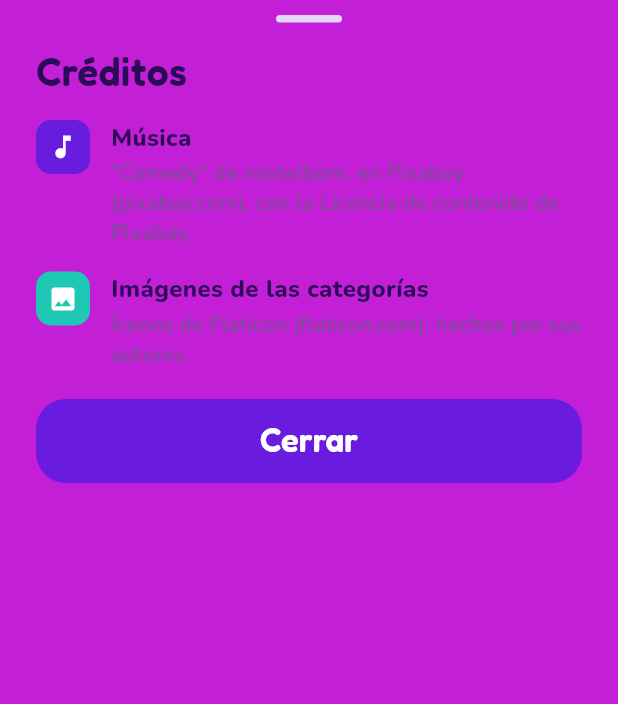
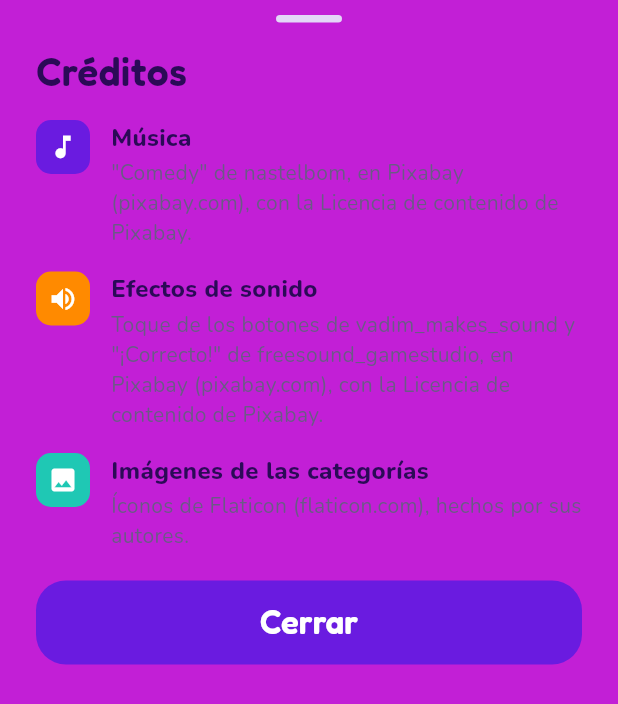
Before and after one commit to juancamilosal/charadeando_app, a Flutter app: the CreditsSheet widget shown alone on an empty page, opened directly, on a phone screen of 412 x 824 dp. Shown: the top 704 px of the screen. Run offline on Flutter 3.47's test engine with Material 3 defaults, Android fonts, the phone set to English and light mode, and no system bars; our stand-ins replace audioplayers, camera, flutter_riverpod, go_router, sensors_plus, share_plus and 2 more; missing offline and left inert: ffmpeg_kit_flutter_new_video, photo_manager.

Commit message:
Créditos de los efectos de sonido (Pixabay)
Co-Authored-By: Claude Opus 5.5 <noreply@anthropic.com>
Claude-Session: https://claude.ai/code/session_01XPBFeG2PZmszSkrWwceepV

```diff
--- a/lib/screens/settings_screen.dart
+++ b/lib/screens/settings_screen.dart
@@ -317,7 +317,7 @@ class _ControllerOption extends StatelessWidget {
   }
 }
 
-/// Muestra desde abajo los créditos de la música y de las imágenes.
+/// Muestra desde abajo los créditos de la música, los efectos y las imágenes.
 Future<void> showCredits(BuildContext context) => showModalBottomSheet<void>(
   context: context,
   useSafeArea: true,
@@ -329,7 +329,8 @@ Future<void> showCredits(BuildContext context) => showModalBottomSheet<void>(
   builder: (_) => const CreditsSheet(),
 );
 
-/// Créditos: de dónde salen la música y las imágenes de las categorías.
+/// Créditos: de dónde salen la música, los efectos de sonido y las
+/// imágenes de las categorías.
 class CreditsSheet extends StatelessWidget {
   const CreditsSheet({super.key});
 
@@ -340,6 +341,14 @@ class CreditsSheet extends StatelessWidget {
       'Música',
       '"Comedy" de nastelbom, en Pixabay (pixabay.com), con la Licencia de '
           'contenido de Pixabay.',
+    ),
+    (
+      Icons.volume_up,
+      AppColors.orange,
+      'Efectos de sonido',
+      'Toque de los botones de vadim_makes_sound y "¡Correcto!" de '
+          'freesound_gamestudio, en Pixabay (pixabay.com), con la Licencia '
+          'de contenido de Pixabay.',
     ),
     (
       Icons.image,
```
Also changed, not shown: 2 other files.
